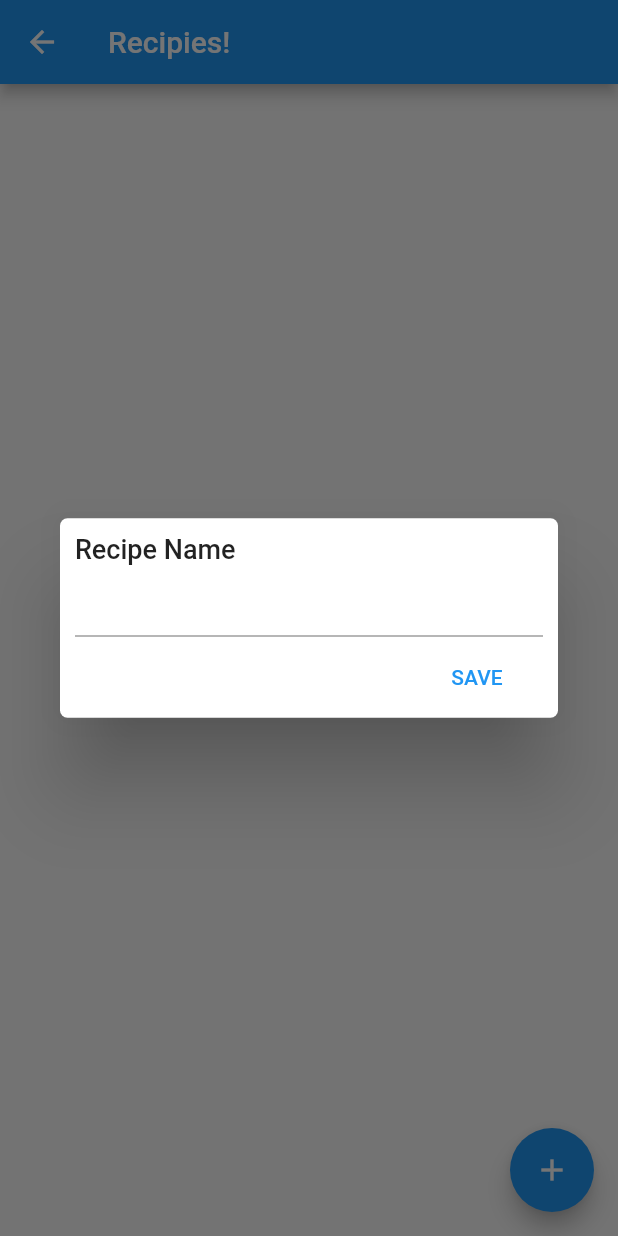
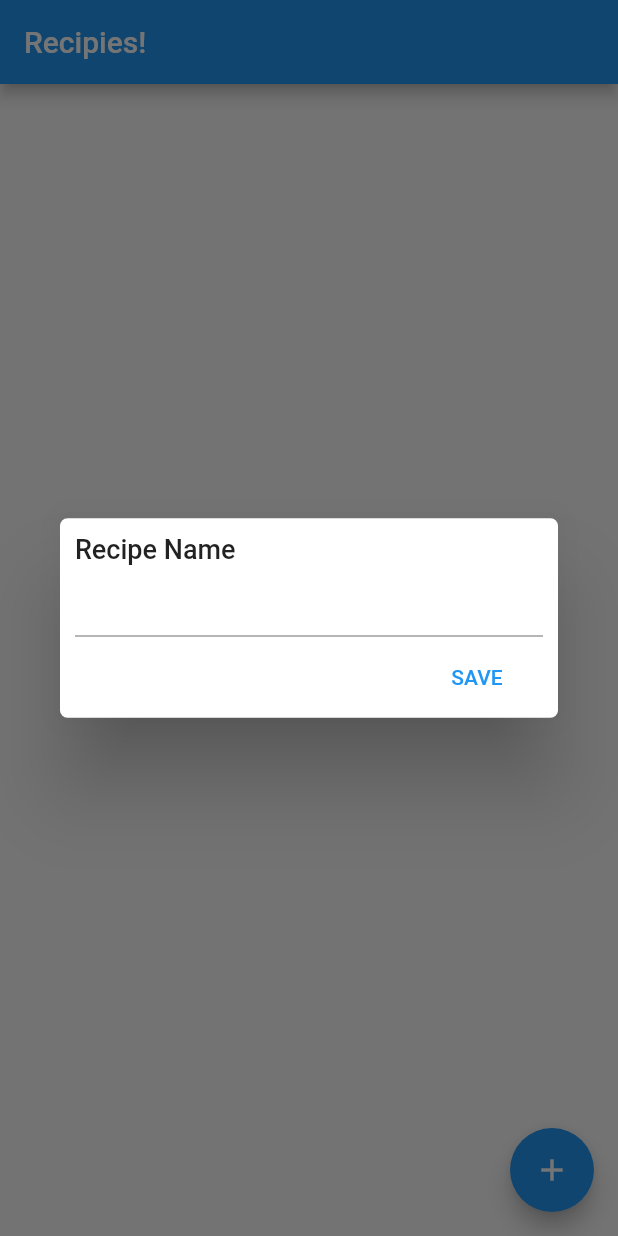
Before and after one commit to Ehadam/europa, a Flutter app: the Recipes screen opened directly with empty values, after a tap on the "add" icon, on a phone screen of 412 x 824 dp. Run offline on Flutter 3.47's test engine with Material 2 defaults, Android fonts, the phone set to English and light mode, and no system bars.

```diff
--- a/lib/main.dart
+++ b/lib/main.dart
@@ -1,9 +1,26 @@
-import 'package:europa/pages/recipies.dart';
+import 'package:europa/model/recipe.dart';
+import 'package:europa/pages/recipes.dart';
 import 'package:flutter/material.dart';
 
 void main() => runApp(MyApp());
 
-class MyApp extends StatelessWidget {
+class MyApp extends StatefulWidget {
+  @override
+  _MyAppState createState() => _MyAppState();
+}
+
+class _MyAppState extends State<MyApp> {
+  List<Recipe> recipes = <Recipe>[
+    Recipe(title: 'Test recipe'),
+    Recipe(title: 'Another recipe')
+  ];
+
+  void addRecipe(Recipe newRecipe) {
+    setState(() {
+      recipes.add(newRecipe);
+    });
+  }
+
   @override
   Widget build(BuildContext context) {
     return MaterialApp(
@@ -11,7 +28,7 @@ class MyApp extends StatelessWidget {
       theme: ThemeData(
         primarySwatch: Colors.blue,
       ),
-      home: Recipies(),
+      home: Recipes(recipes, addRecipe),
     );
   }
 }
```
